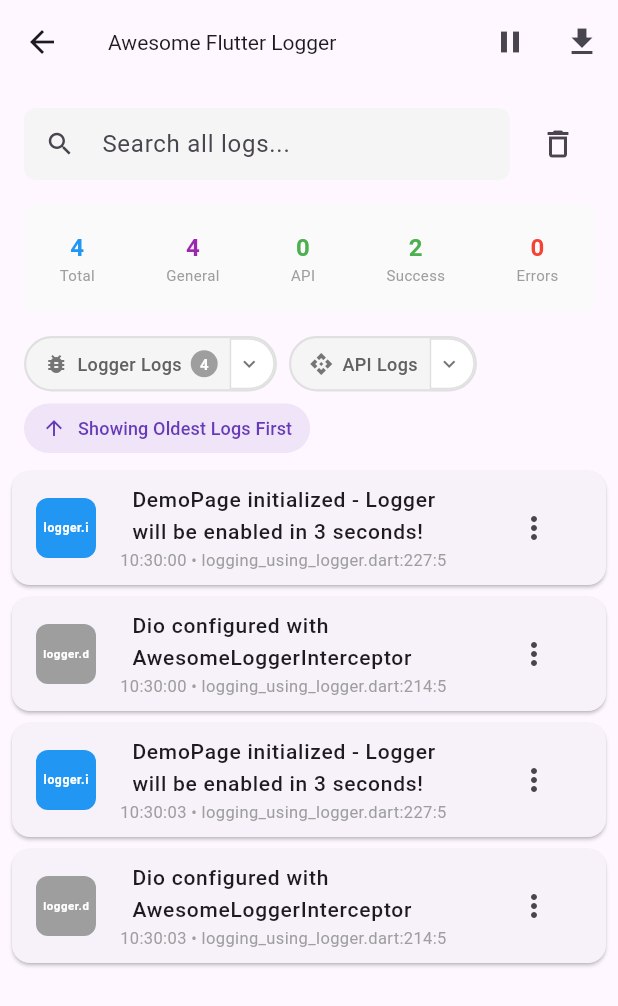
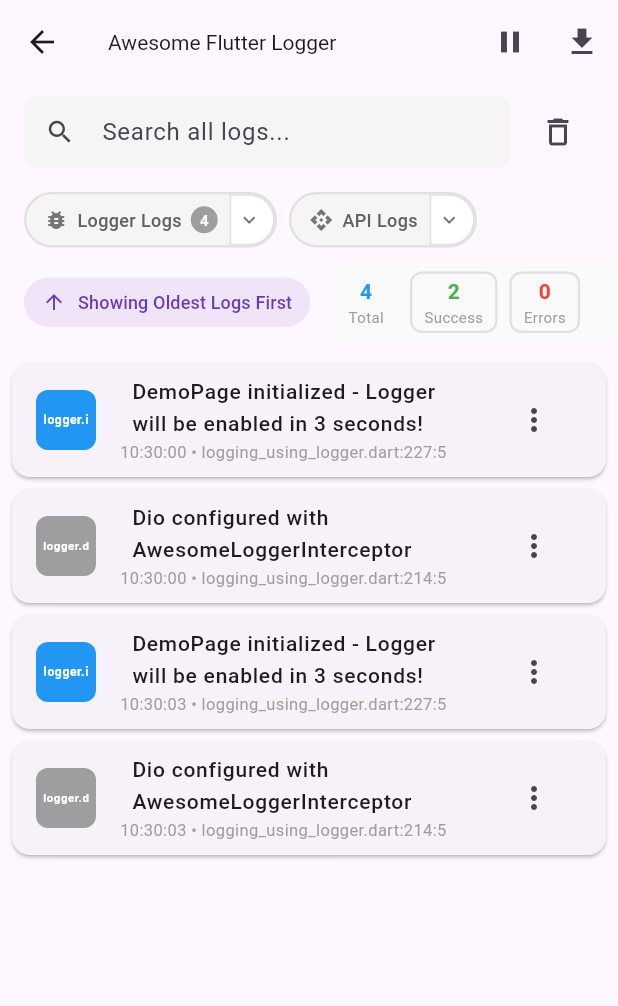
Before and after one commit to codeastartup01dev/flutter_awesome_logger, a Flutter app: the AwesomeLoggerHistoryPage screen opened directly, on a phone screen of 412 x 824 dp. Shown: the top 1006 px of the screen. Run offline on Flutter 3.47's test engine with Material 3 defaults, Android fonts, the phone set to English and light mode, and no system bars; our stand-ins replace dio, logger; missing offline and left inert: shake.

Commit message:
Refactor Awesome Logger History Page and UI components for improved usability
- Commented out deprecated statistic items for General and API logs to streamline the UI.
- Updated padding in the LoggerSearchBar for better visual alignment.
- Adjusted layout in LoggerStatistics to enhance spacing and alignment of statistics.
- Modified padding and font size in LoggerStatistics for improved readability.

These changes enhance the overall user experience by simplifying the interface and improving the presentation of log statistics.

```diff
--- a/lib/src/ui/awesome_logger_history_page.dart
+++ b/lib/src/ui/awesome_logger_history_page.dart
@@ -191,18 +191,18 @@ class _AwesomeLoggerHistoryPageState extends State<AwesomeLoggerHistoryPage> {
         color: Colors.blue,
         filterKey: 'total',
       ),
-      StatisticItem(
-        label: 'General',
-        value: '$generalCount',
-        color: Colors.purple,
-        filterKey: 'general',
-      ),
-      StatisticItem(
-        label: 'API',
-        value: '$apiCount',
-        color: Colors.green,
-        filterKey: 'api',
-      ),
+      // StatisticItem(
+      //   label: 'General',
+      //   value: '$generalCount',
+      //   color: Colors.purple,
+      //   filterKey: 'general',
+      // ),
+      // StatisticItem(
+      //   label: 'API',
+      //   value: '$apiCount',
+      //   color: Colors.green,
+      //   filterKey: 'api',
+      // ),
       StatisticItem(
         label: 'Success',
         value: '$successCount',
@@ -733,20 +733,20 @@ class _AwesomeLoggerHistoryPageState extends State<AwesomeLoggerHistoryPage> {
             ),
 
             // Statistics
-            Padding(
-              padding: const EdgeInsets.symmetric(horizontal: 16),
-              child: Row(
-                children: [
-                  Expanded(
-                    child: LoggerStatistics(
-                      statistics: statistics,
-                      onStatisticTapped: _onStatisticTapped,
-                      selectedFilter: _statsFilter,
-                    ),
-                  ),
-                ],
-              ),
-            ),
+            // Padding(
+            //   padding: const EdgeInsets.symmetric(horizontal: 16),
+            //   child: Row(
+            //     children: [
+            //       Expanded(
+            //         child: LoggerStatistics(
+            //           statistics: statistics,
+            //           onStatisticTapped: _onStatisticTapped,
+            //           selectedFilter: _statsFilter,
+            //         ),
+            //       ),
+            //     ],
+            //   ),
+            // ),
 
             // Collapsible filter section
             Container(
@@ -1000,15 +1000,41 @@ class _AwesomeLoggerHistoryPageState extends State<AwesomeLoggerHistoryPage> {
                             .toList(),
                       ),
                     ],
-
+                  ], // End of _isFilterSectionExpanded
+                ],
+              ),
+            ),
+            // Sort toggle
+            Padding(
+              padding: const EdgeInsets.only(left: 16, bottom: 8),
+              child: Row(
+                children: [
+                  LoggerSortToggle(
+                    sortNewestFirst: _sortNewestFirst,
+                    onToggle: () =>
+                        setState(() => _sortNewestFirst = !_sortNewestFirst),
+                  ),
+                  const SizedBox(width: 16),
+                  Expanded(
+                    child: LoggerStatistics(
+                      statistics: statistics,
+                      onStatisticTapped: _onStatisticTapped,
+                      selectedFilter: _statsFilter,
+                    ),
+                  ),
+                ],
+              ),
+            ),
             // Clear all filters button
             if (_selectedTypes.isNotEmpty ||
                 _selectedSources.isNotEmpty ||
                 _selectedClasses.isNotEmpty ||
                 _selectedMethods.isNotEmpty ||
                 _statsFilter != null) ...[
-                      const SizedBox(height: 12),
-                      Row(
+              // const SizedBox(height: 12),
+              Padding(
+                padding: const EdgeInsets.only(left: 16, bottom: 8),
+                child: Row(
                   children: [
                     const Text(
                       'Active filters:',
@@ -1046,24 +1072,8 @@ class _AwesomeLoggerHistoryPageState extends State<AwesomeLoggerHistoryPage> {
                     ),
                   ],
                 ),
-                    ],
-                  ], // End of _isFilterSectionExpanded
-                ],
-              ),
-            ),
-            // Sort toggle
-            Padding(
-              padding: const EdgeInsets.only(left: 16, bottom: 8),
-              child: Row(
-                children: [
-                  LoggerSortToggle(
-                    sortNewestFirst: _sortNewestFirst,
-                    onToggle: () =>
-                        setState(() => _sortNewestFirst = !_sortNewestFirst),
               ),
             ],
-              ),
-            ),
             // Logs list
             Expanded(
               child: filteredLogs.isEmpty
--- a/lib/src/ui/widgets/common/logger_search_bar.dart
+++ b/lib/src/ui/widgets/common/logger_search_bar.dart
@@ -29,7 +29,7 @@ class LoggerSearchBar extends StatelessWidget {
   @override
   Widget build(BuildContext context) {
     return Padding(
-      padding: const EdgeInsets.all(16),
+      padding: const EdgeInsets.only(left: 16, right: 16, top: 8),
       child: Row(
         children: [
           Expanded(
--- a/lib/src/ui/widgets/common/logger_statistics.dart
+++ b/lib/src/ui/widgets/common/logger_statistics.dart
@@ -27,7 +27,8 @@ class LoggerStatistics extends StatelessWidget {
         borderRadius: BorderRadius.circular(8),
       ),
       child: Row(
-        mainAxisAlignment: MainAxisAlignment.spaceAround,
+        mainAxisAlignment: MainAxisAlignment.start,
+        spacing: 8,
         children:
             statistics.map((stat) => _buildStatItem(stat, context)).toList(),
       ),
@@ -43,12 +44,16 @@ class LoggerStatistics extends StatelessWidget {
           : null,
       borderRadius: BorderRadius.circular(8),
       child: Container(
-        padding: const EdgeInsets.symmetric(horizontal: 12, vertical: 8),
+        padding: const EdgeInsets.symmetric(horizontal: 8, vertical: 2),
         decoration: BoxDecoration(
-          color: isSelected ? stat.color.withOpacity(0.1) : Colors.transparent,
+          // color: isSelected ? stat.color.withOpacity(0.1) : Colors.grey[100],
           borderRadius: BorderRadius.circular(8),
           border: Border.all(
-            color: isSelected ? stat.color : Colors.transparent,
+            color: isSelected
+                ? stat.color
+                : stat.filterKey == 'total'
+                    ? Colors.transparent
+                    : Colors.grey[300]!,
             width: 1.5,
           ),
         ),
@@ -58,7 +63,7 @@ class LoggerStatistics extends StatelessWidget {
             Text(
               stat.value,
               style: TextStyle(
-                fontSize: 16,
+                fontSize: 14,
                 fontWeight: FontWeight.bold,
                 color: stat.color,
               ),
```
Lines whose indentation alone changed are shown as unchanged.
